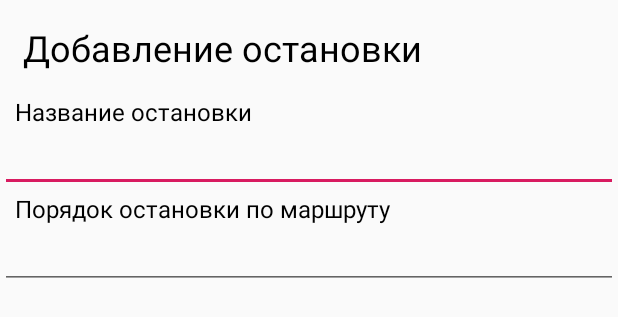
After one commit to 0awawa0/NeverLate, an Android app: the layout layout_dialog_add_stop.xml on its own in the app's theme, with its tools: preview values and no code run, on a phone screen of 412 x 824 dp. The commit adds this screen. Shown: the top 317 px of the screen. Run offline under Robolectric (Android 15) with nearby library versions, the phone set to English and light mode, and no system bars.

Commit message:
Implemented adding and deleting new routes and new stops

```diff
--- a/app/src/main/java/com/awawa/neverlate/db/DatabaseHelper.kt
+++ b/app/src/main/java/com/awawa/neverlate/db/DatabaseHelper.kt
@@ -35,6 +35,10 @@ class DatabaseHelper() {
         fun checkRouteId(routeId: Int): Boolean {
             return instance.database.routesDao().checkRoute(routeId) != null
         }
+
+        fun checkStopId(stopId: Int): Boolean {
+            return instance.database.stopsDao().checkStop(stopId) != null
+        }
     }
 
     private lateinit var database: Database
--- a/app/src/main/res/layout/fragment_routes.xml
+++ b/app/src/main/res/layout/fragment_routes.xml
@@ -8,8 +8,6 @@
         android:id="@+id/rvRoutes"
         android:layout_width="match_parent"
         app:layout_behavior="@string/appbar_scrolling_view_behavior"
-        android:layout_height="match_parent">
-
-    </androidx.recyclerview.widget.RecyclerView>
+        android:layout_height="match_parent" />
     <include android:id="@+id/loadingPanel" layout="@layout/layout_loading_panel"/>
 </RelativeLayout>
--- a/app/src/main/res/layout/fragment_stops.xml
+++ b/app/src/main/res/layout/fragment_stops.xml
@@ -22,7 +22,7 @@
     <androidx.recyclerview.widget.RecyclerView
         android:id="@+id/rvStops"
         android:layout_width="match_parent"
-        android:layout_height="wrap_content"/>
+        android:layout_height="wrap_content" />
 
     <include android:id="@+id/loadingPanel" layout="@layout/layout_loading_panel"/>
 
--- a/app/src/main/res/layout/fragment_times.xml
+++ b/app/src/main/res/layout/fragment_times.xml
@@ -22,7 +22,7 @@
     <androidx.recyclerview.widget.RecyclerView
         android:id="@+id/rvTimes"
         android:layout_width="match_parent"
-        android:layout_height="wrap_content"/>
+        android:layout_height="wrap_content" />
 
     <include android:id="@+id/loadingPanel" layout="@layout/layout_loading_panel"/>
 
--- /dev/null
+++ b/app/src/main/res/layout/layout_dialog_add_stop.xml
@@ -0,0 +1,48 @@
+<?xml version="1.0" encoding="utf-8"?>
+<LinearLayout xmlns:android="http://schemas.android.com/apk/res/android"
+    android:orientation="vertical" android:layout_width="match_parent"
+    android:layout_height="match_parent">
+
+    <TextView
+        android:id="@+id/tvTitle"
+        android:layout_width="match_parent"
+        android:layout_height="wrap_content"
+        android:padding="15dp"
+        android:textSize="24sp"
+        android:textColor="@android:color/black"
+        android:text="@string/dialog_add_stop_title"/>
+
+    <TextView
+        android:id="@+id/tvStopName"
+        android:layout_width="match_parent"
+        android:layout_height="wrap_content"
+        android:textSize="16sp"
+        android:paddingStart="10dp"
+        android:textColor="@android:color/black"
+        android:text="@string/dialog_add_stop_name"/>
+
+    <EditText
+        android:id="@+id/etStopName"
+        android:layout_width="match_parent"
+        android:layout_height="wrap_content"
+        android:textSize="16sp"
+        android:textColor="@android:color/black"/>
+
+    <TextView
+        android:id="@+id/tvStopOrder"
+        android:layout_width="match_parent"
+        android:layout_height="wrap_content"
+        android:text="@string/dialog_add_stop_order"
+        android:textSize="16sp"
+        android:paddingStart="10dp"
+        android:textColor="@android:color/black"/>
+
+    <EditText
+        android:id="@+id/etStopOrder"
+        android:layout_width="match_parent"
+        android:layout_height="wrap_content"
+        android:textSize="16sp"
+        android:textColor="@android:color/black"
+        android:inputType="number"/>
+
+</LinearLayout>
--- a/app/src/main/res/navigation/mobile_navigation.xml
+++ b/app/src/main/res/navigation/mobile_navigation.xml
@@ -58,6 +58,10 @@
             android:name="routeId"
             app:argType="integer"
             android:defaultValue="1"/>
+        <argument
+            android:name="transportId"
+            app:argType="integer"
+            android:defaultValue="1"/>
     </fragment>
 
     <fragment
--- a/app/src/main/res/values/strings.xml
+++ b/app/src/main/res/values/strings.xml
@@ -30,13 +30,25 @@
     <string name="add_route">Добавить маршрут</string>
     <string name="delete_route">Удалить маршрут</string>
 
+    <string name="add_stop">Добавить остановку</string>
+    <string name="delete_stop">Удалить остановку</string>
+
     <string name="dialog_add_route_title">Добавление нового маршрута</string>
     <string name="dialog_add_route_route_number">Номер маршрута</string>
     <string name="dialog_add_route_route_first">Начальная остановка</string>
     <string name="dialog_add_route_route_last">Конечная остановка</string>
 
     <string name="dialog_delete_route_title">Удаление маршрута</string>
-    <string name="dialog_delete_route_message">Вы уверены что хотите удалить маршрут?
+    <string name="dialog_delete_route_message">Вы уверены, что хотите удалить маршрут?
     Вместе с маршрутом удаляются также его список остановок и расписание.
     Восстановить утерянные данные будет невозможно.</string>
+
+    <string name="dialog_add_stop_title">Добавление остановки</string>
+    <string name="dialog_add_stop_name">Название остановки</string>
+    <string name="dialog_add_stop_order">Порядок остановки по маршруту</string>
+
+    <string name="dialog_delete_stop_title">Удаление остановки</string>
+    <string name="dialog_delete_stop_message">Вы уверены, что хотите удалить остановку?
+    Вместе с остановкой удаляется также её расписание.
+    Восстановить утерянные данные будет невозможно.</string>
 </resources>
```
Also changed, not shown: app/src/main/java/com/awawa/neverlate/MainActivity.kt (+13 -24 lines), app/src/main/java/com/awawa/neverlate/db/Daos.kt (+12 -0 lines), app/src/main/java/com/awawa/neverlate/ui/routes/RoutesFragment.kt (+13 -7 lines), app/src/main/java/com/awawa/neverlate/ui/routes/RoutesPresenter.kt (+39 -0 lines), app/src/main/java/com/awawa/neverlate/ui/stops/StopsFragment.kt (+27 -3 lines), app/src/main/java/com/awawa/neverlate/ui/stops/StopsPresenter.kt (+51 -0 lines), app/src/main/java/com/awawa/neverlate/utils/MainActivityExtensions.kt (deleted, +0 -20 lines), app/src/main/java/com/awawa/neverlate/utils/RoutesFragmentExtensions.kt (+9 -40 lines), app/src/main/java/com/awawa/neverlate/utils/StopsFragmentExtensions.kt (added, +42 -0 lines).
